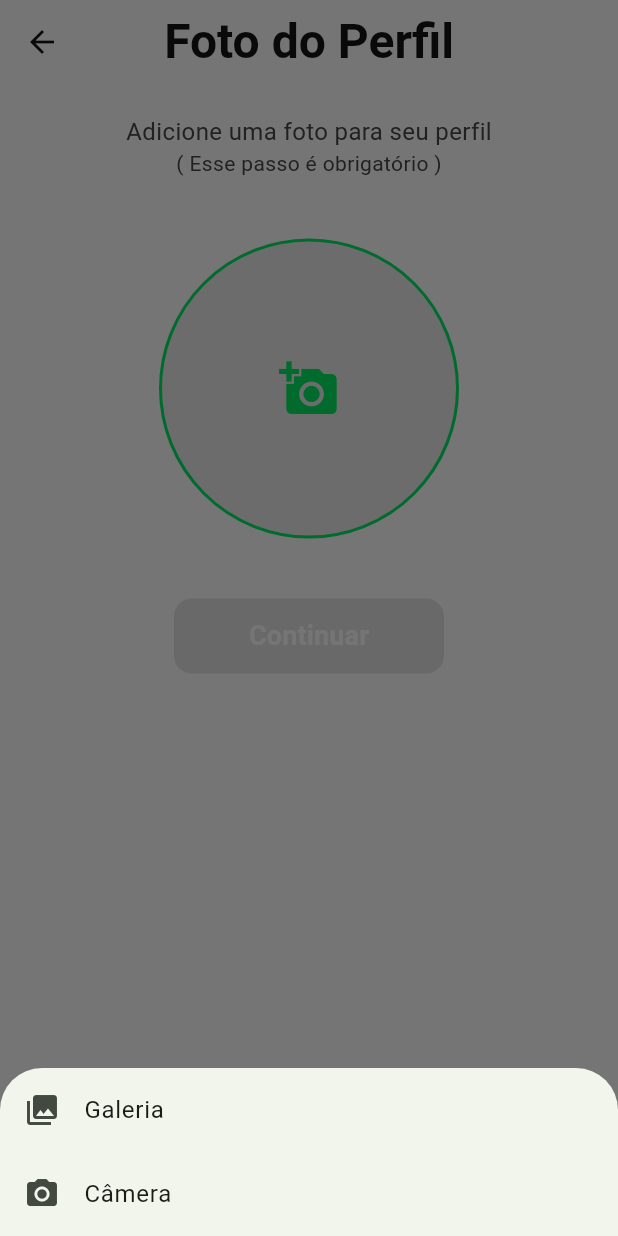
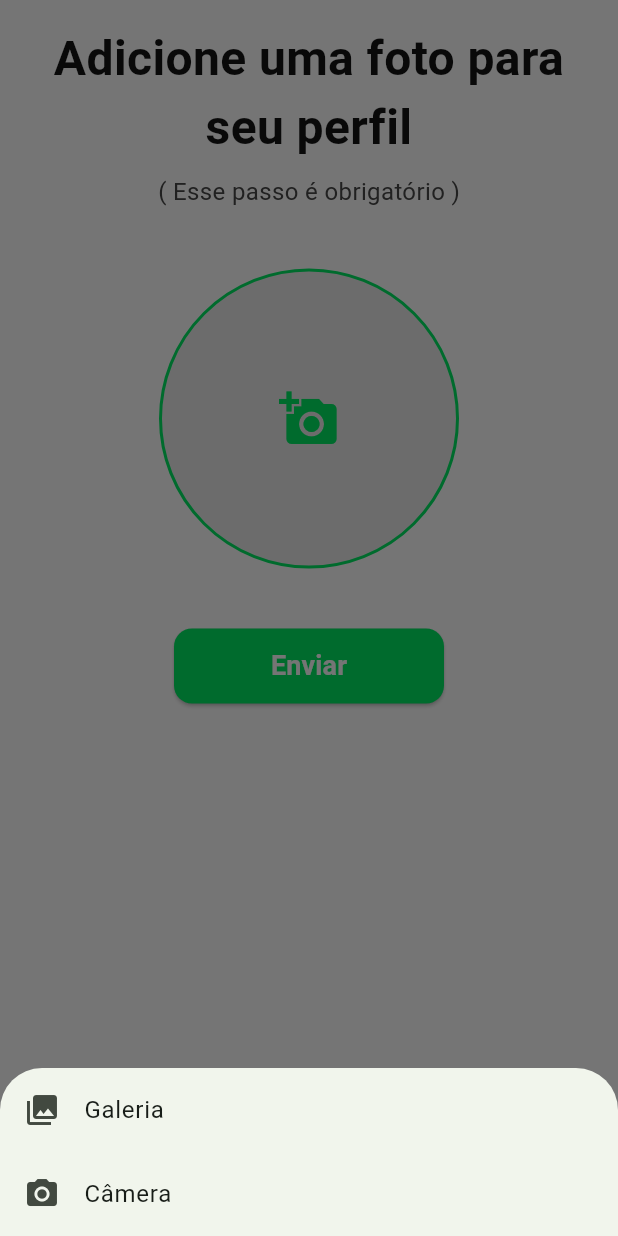
Before and after one commit to VitorMendonca62/flutter_firebase, a Flutter app: the PhotoRegisterPage screen opened by its route, after a tap on the "add a photo" icon, on a phone screen of 412 x 824 dp. Run offline on Flutter 3.47's test engine with Material 3 defaults, Android fonts, the phone set to English and light mode, and no system bars; our stand-ins replace cloud_firestore, dio, firebase_auth, firebase_core, flutter_dotenv, font_awesome_flutter and 7 more; accounts and stored records are empty; network calls fail; Roboto replaces fonts that are missing (Montserrat).

Commit message:
refact: refatorando photoRegisterPage

```diff
--- a/lib/main.dart
+++ b/lib/main.dart
@@ -42,7 +42,7 @@ class MyApp extends StatelessWidget {
     }
 
     if (FirebaseAuth.instance.currentUser!.photoURL == null) {
-      return const PhotoRegisterPage();
+      return const PhotoRegisterPage(canBack: false,);
     }
 
     return const ContainerPage();
--- a/lib/routes.dart
+++ b/lib/routes.dart
@@ -31,7 +31,7 @@ class Routes {
     ),
     GetPage(
       name: photoRegister,
-      page: () => const PhotoRegisterPage(),
+      page: () => const PhotoRegisterPage(canBack: true,),
       middlewares: [
         AuthGuard(),
       ],
--- a/lib/screens/auth/blocs/photo/photo_event.dart
+++ b/lib/screens/auth/blocs/photo/photo_event.dart
@@ -1,15 +1,15 @@
 part of 'photo_bloc.dart';
 
-abstract class PhotoEvent {}
+abstract class PhotoEvent {
+  final File photo;
+
+  PhotoEvent(this.photo);
+}
 
 class PhotoUpdate extends PhotoEvent {
-  final File photo;
-
-  PhotoUpdate(this.photo);
+  PhotoUpdate({required File photo}) : super(photo);
 }
 
 class PhotoRequested extends PhotoEvent {
-  final File photo;
-
-  PhotoRequested(this.photo);
+  PhotoRequested({required File photo}) : super(photo);
 }
--- a/lib/screens/auth/blocs/photo/photo_state.dart
+++ b/lib/screens/auth/blocs/photo/photo_state.dart
@@ -12,7 +12,8 @@ class PhotoInitialState extends PhotoState {
 }
 
 class PhotoLoadingState extends PhotoState {
-  PhotoLoadingState() : super(imageFile: null, wasHandled: false);
+  PhotoLoadingState({required File imageFile})
+      : super(imageFile: imageFile, wasHandled: false);
 }
 
 class PhotoLoadedState extends PhotoState {
--- a/lib/screens/auth/pages/photo_register_page.dart
+++ b/lib/screens/auth/pages/photo_register_page.dart
@@ -3,72 +3,24 @@ import 'package:flutter/material.dart';
 import 'package:flutter_firebase/colors.dart';
 import 'package:flutter_firebase/routes.dart';
 import 'package:flutter_firebase/screens/auth/blocs/photo/photo_bloc.dart';
+import 'package:flutter_firebase/utils/photo.dart';
+import 'package:flutter_firebase/widgets/form_button.dart';
 import 'package:flutter_firebase/widgets/snackbar.dart';
-import 'package:image_picker/image_picker.dart';
 
 class PhotoRegisterPage extends StatefulWidget {
-  const PhotoRegisterPage({super.key});
+  final bool canBack;
+  const PhotoRegisterPage({
+    super.key,
+    required this.canBack,
+  });
 
   @override
   State<PhotoRegisterPage> createState() => _PhotoRegisterPageState();
 }
 
 class _PhotoRegisterPageState extends State<PhotoRegisterPage> {
-  final ImagePicker picker = ImagePicker();
-
   late final PhotoBloc _photoBloc;
-
-  Future<void> _pickImage(ImageSource source, BuildContext context) async {
-    try {
-      final XFile? pickedFile = await picker.pickImage(
-        source: source,
-        maxWidth: 1800,
-        maxHeight: 1800,
-      );
-      if (pickedFile != null) {
-        _photoBloc.photoInput.add(
-          PhotoUpdate(
-            File(pickedFile.path),
-          ),
-        );
-      }
-      // ignore: empty_catches
-    } catch (e) {}
-  }
-
-  void _showImageSourceActionSheet(BuildContext parentContext) {
-    showModalBottomSheet(
-      context: parentContext,
-      builder: (BuildContext context) {
-        return SafeArea(
-          child: Wrap(
-            children: [
-              ListTile(
-                shape: const RoundedRectangleBorder(
-                  borderRadius:
-                      BorderRadius.vertical(top: Radius.circular(28.0)),
-                ),
-                leading: const Icon(Icons.photo_library),
-                title: const Text('Galeria'),
-                onTap: () {
-                  Navigator.pop(context);
-                  _pickImage(ImageSource.gallery, parentContext);
-                },
-              ),
-              ListTile(
-                leading: const Icon(Icons.photo_camera),
-                title: const Text('Câmera'),
-                onTap: () {
-                  Navigator.pop(context);
-                  _pickImage(ImageSource.camera, parentContext);
-                },
-              ),
-            ],
-          ),
-        );
-      },
-    );
-  }
+  final _formKey = GlobalKey<FormState>();
 
   @override
   void initState() {
@@ -76,46 +28,40 @@ class _PhotoRegisterPageState extends State<PhotoRegisterPage> {
     super.initState();
   }
 
+  updatePhoto(String path) {
+    return _photoBloc.photoInput.add(
+      PhotoUpdate(
+        photo: File(path),
+      ),
+    );
+  }
+
   @override
   Widget build(BuildContext context) {
     return SafeArea(
       child: Scaffold(
         backgroundColor: CapybaColors.white,
-        appBar: AppBar(
-          backgroundColor: Colors.transparent,
-          elevation: 0,
-          leading: IconButton(
-            icon: Icon(Icons.arrow_back, color: CapybaColors.gray1),
-            onPressed: () => Navigator.pop(context),
-          ),
-          centerTitle: true,
-          title: Text(
-            "Foto do Perfil",
-            style: TextStyle(
-              fontSize: 32,
-              fontWeight: FontWeight.bold,
-              color: CapybaColors.gray1,
-            ),
-          ),
-        ),
         body: SingleChildScrollView(
           child: Align(
             alignment: Alignment.topCenter,
             child: Padding(
-              padding: const EdgeInsets.all(20.0),
+              padding: const EdgeInsets.all(16.0),
               child: Column(
                 children: [
                   Text(
                     "Adicione uma foto para seu perfil",
+                    textAlign: TextAlign.center,
                     style: TextStyle(
-                      fontSize: 16,
-                      color: CapybaColors.gray2,
+                      fontWeight: FontWeight.bold,
+                      fontSize: 32,
+                      color: CapybaColors.gray1,
                     ),
                   ),
+                  const SizedBox(height: 8),
                   Text(
                     "( Esse passo é obrigatório )",
                     style: TextStyle(
-                      fontSize: 14,
+                      fontSize: 16,
                       color: CapybaColors.gray2,
                     ),
                   ),
@@ -146,11 +92,16 @@ class _PhotoRegisterPageState extends State<PhotoRegisterPage> {
                           state.data!.wasHandled = true;
                         });
                       }
-                      return Column(
+                      return Form(
+                        key: _formKey,
+                        child: Column(
                           children: [
                             const SizedBox(height: 40),
                             GestureDetector(
-                            onTap: () => _showImageSourceActionSheet(context),
+                              onTap: () => showImageSourceActionSheet(
+                                context,
+                                updatePhoto,
+                              ),
                               child: Container(
                                   width: 200,
                                   height: 200,
@@ -165,10 +116,10 @@ class _PhotoRegisterPageState extends State<PhotoRegisterPage> {
                                       width: 2,
                                     ),
                                   ),
-                              child: state.data is PhotoLoadingState
-                                  ? const CircularProgressIndicator()
-                                  : state.data?.imageFile != null
-                                      ? ClipOval(
+                                  child: Stack(
+                                    children: [
+                                      if (state.data?.imageFile != null)
+                                        ClipOval(
                                           child: Image.file(
                                             state.data!.imageFile!,
                                             width: 200,
@@ -176,41 +127,39 @@ class _PhotoRegisterPageState extends State<PhotoRegisterPage> {
                                             fit: BoxFit.cover,
                                           ),
                                         )
-                                      : Icon(
+                                      else
+                                        Center(
+                                          child: Icon(
                                             Icons.add_a_photo,
                                             size: 40,
                                             color: CapybaColors.capybaGreen,
                                           ),
                                         ),
+                                      if (state.data is PhotoLoadingState)
+                                        const SizedBox(
+                                          width: 200,
+                                          height: 200,
+                                          child: CircularProgressIndicator(),
+                                        ),
+                                    ],
+                                  )),
                             ),
                             const SizedBox(height: 40),
-                          ElevatedButton(
-                            style: ElevatedButton.styleFrom(
-                              backgroundColor: CapybaColors.capybaGreen,
-                              shape: RoundedRectangleBorder(
-                                borderRadius: BorderRadius.circular(12),
+                            FormButton(
+                              handleSubmit: () {
+                                state.data?.imageFile != null
+                                    ? _photoBloc.photoInput.add(
+                                        PhotoRequested(
+                                          photo: state.data!.imageFile!,
                                         ),
-                              minimumSize: const Size(180, 50),
-                            ),
-                            onPressed: state.data?.imageFile != null
-                                ? () {
-                                    _photoBloc.photoInput.add(
-                                      PhotoRequested(
-                                        state.data!.imageFile!,
-                                      ),
-                                    );
-                                  }
-                                : null,
-                            child: Text(
-                              "Continuar",
-                              style: TextStyle(
-                                color: CapybaColors.white,
-                                fontSize: 18,
-                                fontWeight: FontWeight.bold,
-                              ),
-                            ),
+                                      )
+                                    : null;
+                              },
+                              formKey: _formKey,
+                              label: "Enviar",
                             ),
                           ],
+                        ),
                       );
                     },
                   ),
--- a/lib/screens/post/repositories/post_repository.dart
+++ b/lib/screens/post/repositories/post_repository.dart
@@ -1,4 +1,3 @@
-import 'dart:io';
 
 import 'package:cloud_firestore/cloud_firestore.dart';
 import 'package:firebase_auth/firebase_auth.dart';
```
Also changed, not shown: lib/screens/auth/blocs/photo/photo_bloc.dart (+3 -7 lines), lib/utils/photo.dart (added, +66 -0 lines). Lines whose indentation alone changed are shown as unchanged.
